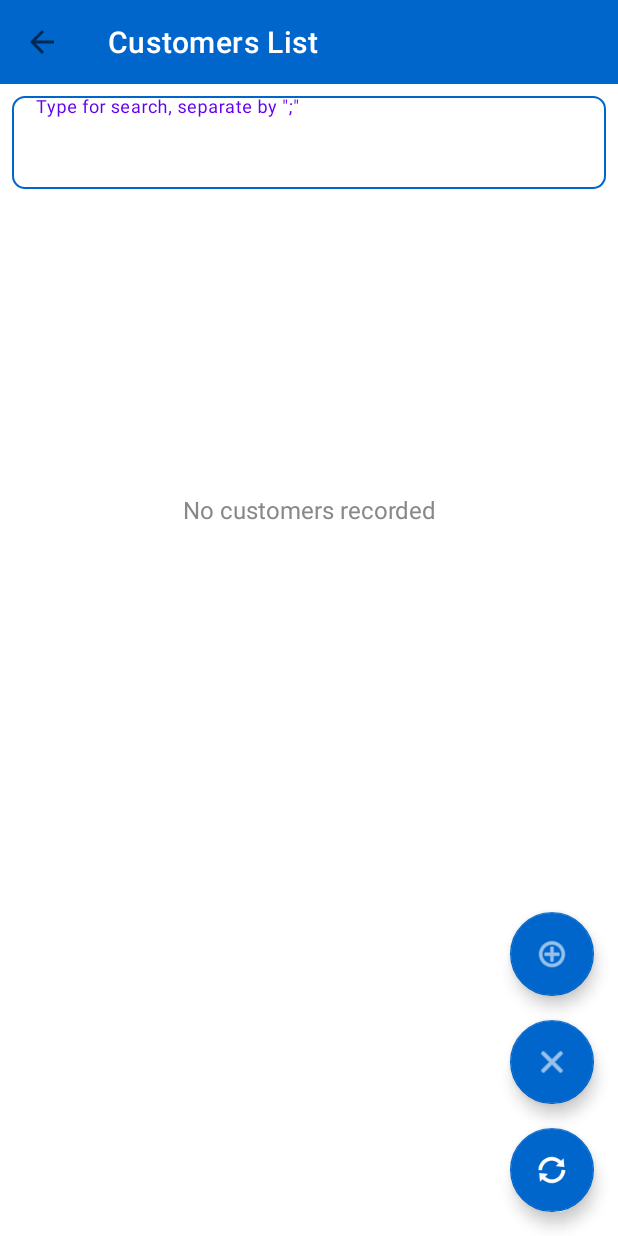
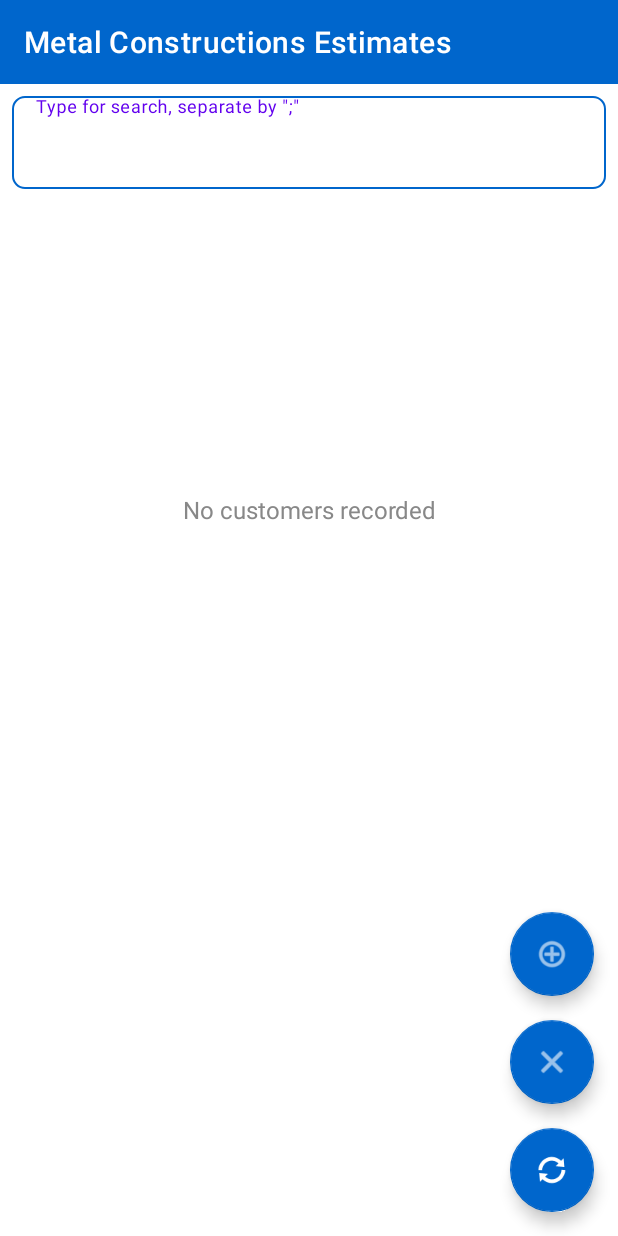
Before and after one commit to abdelouahadelfihri/metalconstructionsestimates-v2.0.0, an Android app: the Customers screen opened directly, with no data from a screen before it, on a phone screen of 412 x 824 dp. Run offline under Robolectric (Android 15) with nearby library versions, the phone set to English and light mode, and no system bars; 2 statements that could not run were skipped.

Commit message:
updates to activity_customers.xml

```diff
--- a/app/src/main/res/layout/activity_customers.xml
+++ b/app/src/main/res/layout/activity_customers.xml
@@ -7,17 +7,31 @@ android:layout_width="match_parent"
 android:layout_height="match_parent">
 
     <!-- Toolbar -->
-    <androidx.appcompat.widget.Toolbar
-        android:id="@+id/toolbar_customers"
+    <LinearLayout
+        android:id="@+id/toolbarContainer"
         android:layout_width="0dp"
-        android:layout_height="?attr/actionBarSize"
+        android:layout_height="wrap_content"
+        android:orientation="vertical"
         android:background="#0066cc"
-        app:title="@string/customersList"
-        android:layout_marginBottom="8dp"
-        app:titleTextColor="@android:color/white"
         app:layout_constraintTop_toTopOf="parent"
         app:layout_constraintStart_toStartOf="parent"
-        app:layout_constraintEnd_toEndOf="parent" />
+        app:layout_constraintEnd_toEndOf="parent">
+
+        <!-- Fake status bar area -->
+        <View
+            android:layout_width="match_parent"
+            android:layout_height="0dp"
+            android:id="@+id/statusBarSpacer"
+            android:background="#0066cc" />
+
+        <androidx.appcompat.widget.Toolbar
+            android:id="@+id/toolbar"
+            android:layout_width="match_parent"
+            android:layout_height="?attr/actionBarSize"
+            android:background="#0066cc"
+            app:title="@string/app_name"
+            app:titleTextColor="@android:color/white" />
+    </LinearLayout>
 
     <com.google.android.material.textfield.TextInputLayout
         android:id="@+id/searchInputLayout_customers"
@@ -29,7 +43,7 @@ android:layout_height="match_parent">
         android:layout_marginEnd="8dp"
         android:hint="@string/search"
         android:background="@drawable/shape"
-        app:layout_constraintTop_toBottomOf="@id/toolbar_customers"
+        app:layout_constraintTop_toBottomOf="@id/toolbarContainer"
         app:layout_constraintStart_toStartOf="parent"
         app:layout_constraintEnd_toEndOf="parent"
         style="@style/Widget.MaterialComponents.TextInputLayout.OutlinedBox"
```
